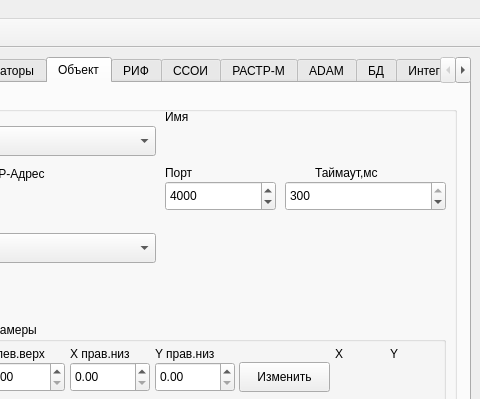
The window that m_cfg/MainWindowCFG.ui (xXRadioHeadXx/start7) describes before a commit, drawn with Qt 5; both pictures show x 563 to 1043 and y 0 to 399 of the 1043 by 570 pixel window.
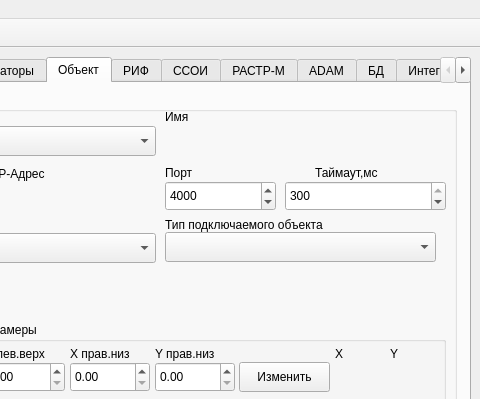
The same window after the commit. The open tabs and pages were chosen to show the change. Icons and pictures are not drawn. Custom widgets are drawn as their Qt base class.

Patch:
```diff
--- a/m_cfg/MainWindowCFG.ui
+++ b/m_cfg/MainWindowCFG.ui
@@ -1524,6 +1524,29 @@
                <string>СД</string>
               </property>
              </widget>
+             <widget class="QComboBox" name="SD_BL_IP_OutType">
+              <property name="geometry">
+               <rect>
+                <x>280</x>
+                <y>20</y>
+                <width>271</width>
+                <height>30</height>
+               </rect>
+              </property>
+             </widget>
+             <widget class="QLabel" name="label_112">
+              <property name="geometry">
+               <rect>
+                <x>280</x>
+                <y>5</y>
+                <width>221</width>
+                <height>16</height>
+               </rect>
+              </property>
+              <property name="text">
+               <string>Тип подключаемого объекта</string>
+              </property>
+             </widget>
             </widget>
             <widget class="QWidget" name="IU_BL_IP_groupbox">
              <widget class="QComboBox" name="IU_BL_IP_num_combobox">
```
Left out of the diff: 2 changed lines with no effect on the pictures.
